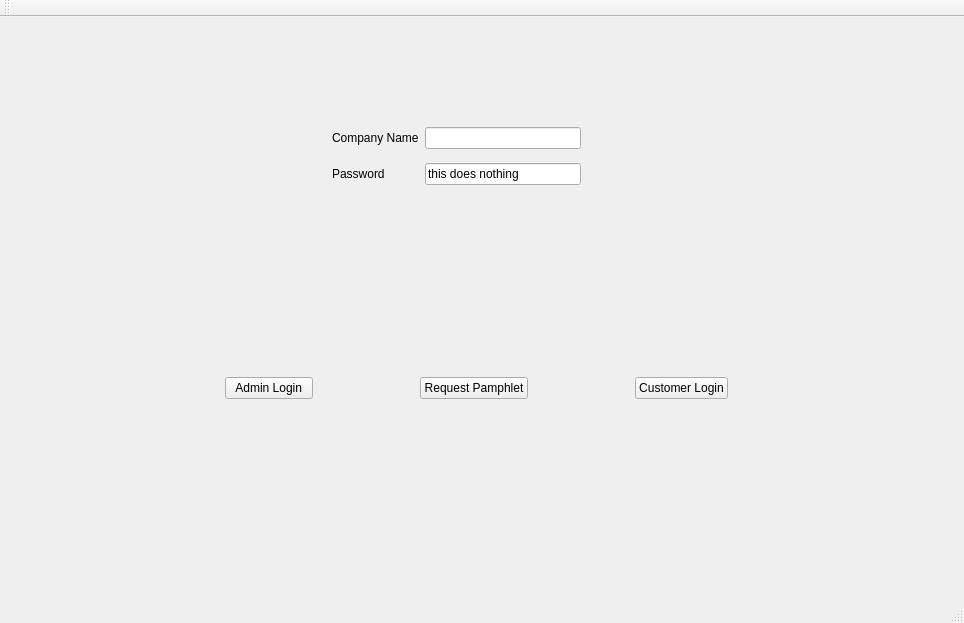
OwlbitCode/CS-c1-project1, file IRobot/mainwindow.ui: the form before one commit.
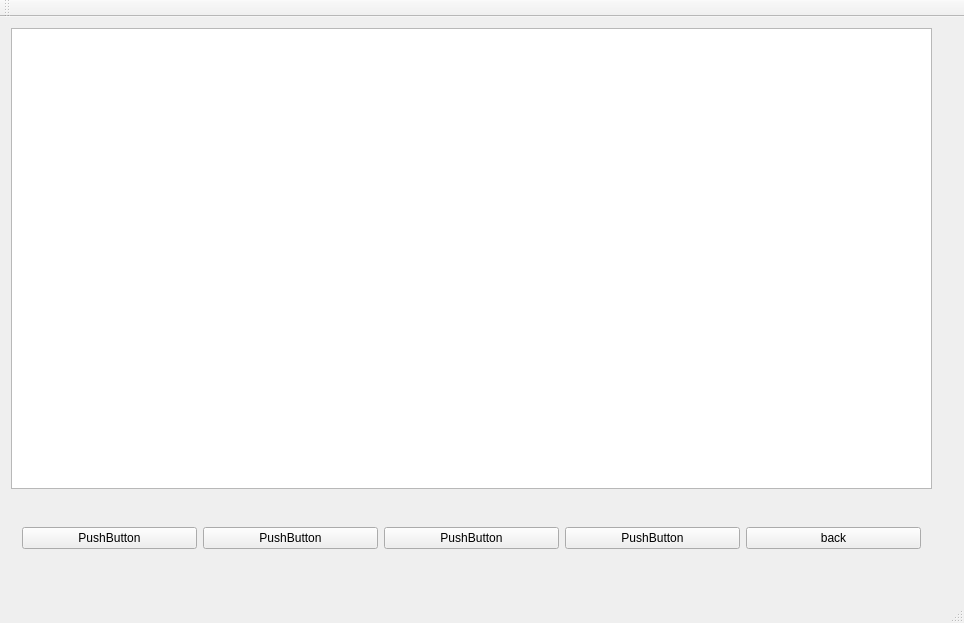
The form after the commit. The open tabs and pages were chosen to show the change. Icons and pictures are not drawn.

What changed in the file:
```diff
--- a/IRobot/mainwindow.ui
+++ b/IRobot/mainwindow.ui
@@ -919,6 +919,65 @@
         </property>
        </widget>
       </widget>
+      <widget class="QWidget" name="page">
+       <widget class="QTableView" name="tableView">
+        <property name="geometry">
+         <rect>
+          <x>0</x>
+          <y>0</y>
+          <width>921</width>
+          <height>461</height>
+         </rect>
+        </property>
+       </widget>
+       <widget class="QWidget" name="horizontalLayoutWidget_3">
+        <property name="geometry">
+         <rect>
+          <x>0</x>
+          <y>470</y>
+          <width>921</width>
+          <height>80</height>
+         </rect>
+        </property>
+        <layout class="QHBoxLayout" name="horizontalLayout_3">
+         <item>
+          <widget class="QPushButton" name="pushButton_16">
+           <property name="text">
+            <string>PushButton</string>
+           </property>
+          </widget>
+         </item>
+         <item>
+          <widget class="QPushButton" name="pushButton_15">
+           <property name="text">
+            <string>PushButton</string>
+           </property>
+          </widget>
+         </item>
+         <item>
+          <widget class="QPushButton" name="pushButton_14">
+           <property name="text">
+            <string>PushButton</string>
+           </property>
+          </widget>
+         </item>
+         <item>
+          <widget class="QPushButton" name="pushButton_13">
+           <property name="text">
+            <string>PushButton</string>
+           </property>
+          </widget>
+         </item>
+         <item>
+          <widget class="QPushButton" name="pushButton_12">
+           <property name="text">
+            <string>back</string>
+           </property>
+          </widget>
+         </item>
+        </layout>
+       </widget>
+      </widget>
      </widget>
     </item>
    </layout>
```
Left out of the diff: 72 changed lines with no effect on the pictures.
